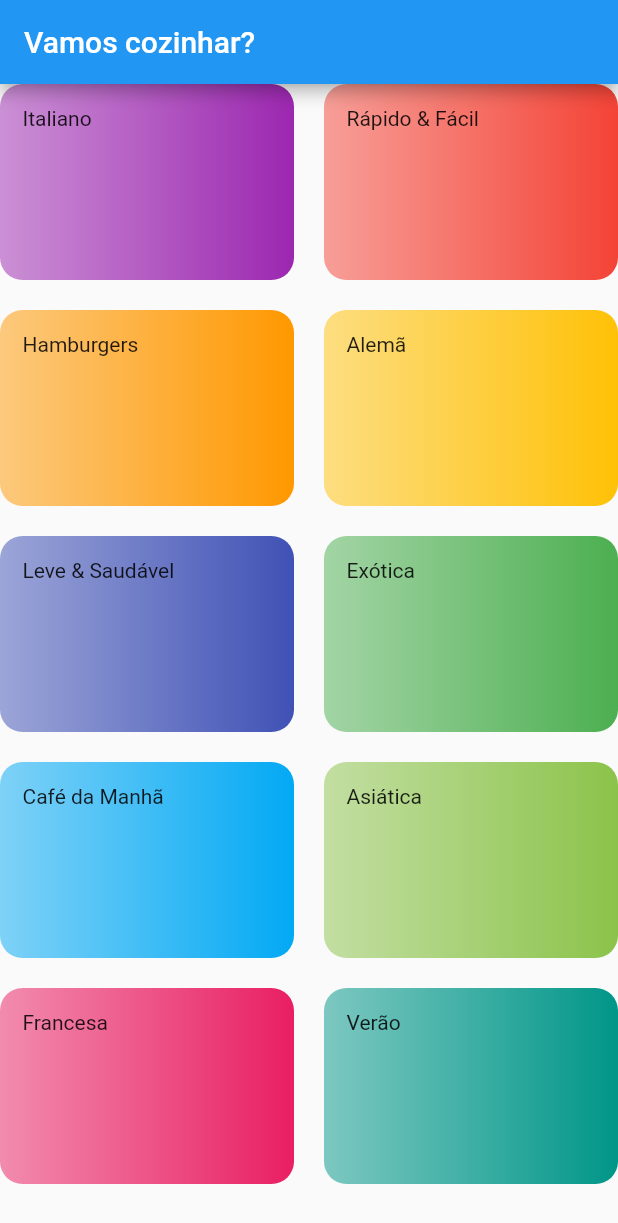
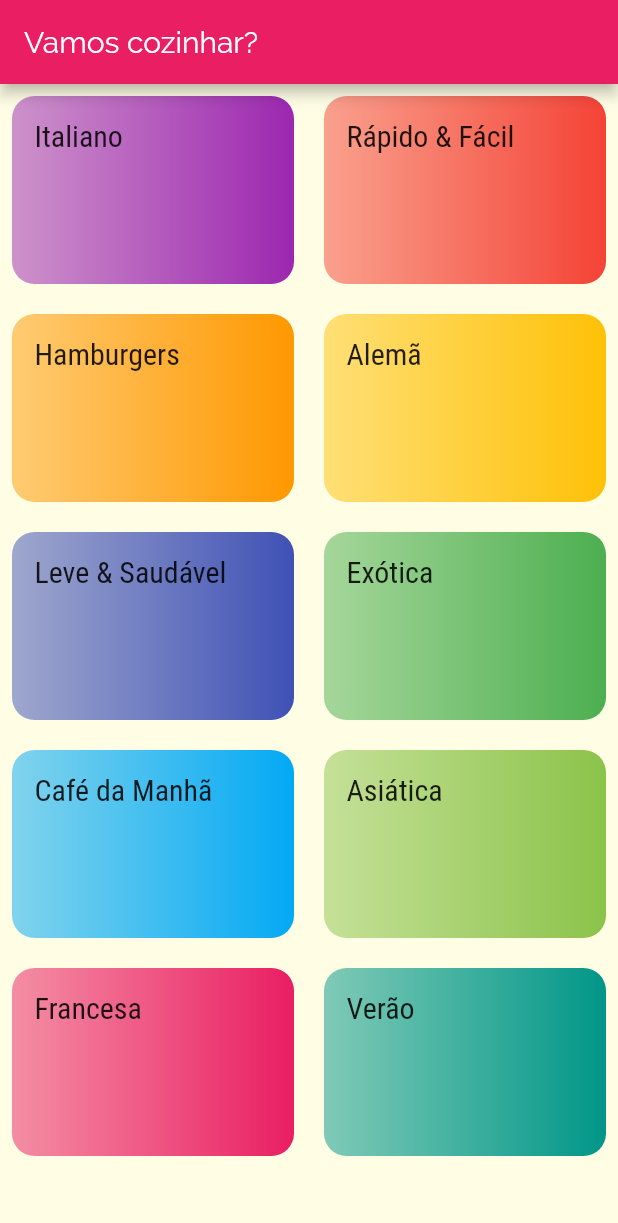
Before and after one commit to PBayma/meals, a Flutter app: the screen it shows after launch, on a phone screen of 412 x 824 dp. Shown: the top 1223 px of the screen. Run offline on Flutter 3.47's test engine with Material 2 defaults, Android fonts, the phone set to English and light mode, and no system bars.

Commit message:
Adding assets and setting themes

```diff
--- a/lib/components/category_item.dart
+++ b/lib/components/category_item.dart
@@ -11,7 +11,10 @@ class CategoryItem extends StatelessWidget {
   Widget build(BuildContext context) {
     return Container(
       padding: const EdgeInsets.all(15),
-      child: Text(category.title),
+      child: Text(
+        category.title,
+        style: Theme.of(context).textTheme.headline6,
+      ),
       decoration: BoxDecoration(
         gradient: LinearGradient(
           colors: [
--- a/lib/main.dart
+++ b/lib/main.dart
@@ -12,8 +12,16 @@ class MyApp extends StatelessWidget {
     return MaterialApp(
       title: 'Vamos Cozinhar',
       theme: ThemeData(
-        primarySwatch: Colors.blue,
-      ),
+          primarySwatch: Colors.pink,
+          accentColor: Colors.amber,
+          fontFamily: 'Raleway',
+          canvasColor: Color.fromRGBO(255, 254, 229, 1),
+          textTheme: ThemeData.light().textTheme.copyWith(
+                headline6: TextStyle(
+                  fontSize: 20,
+                  fontFamily: 'RobotoCondensed',
+                ),
+              )),
       home: CategoriesScreen(),
       debugShowCheckedModeBanner: false,
     );
--- a/lib/screens/categories_screen.dart
+++ b/lib/screens/categories_screen.dart
@@ -11,6 +11,7 @@ class CategoriesScreen extends StatelessWidget {
         title: Text('Vamos cozinhar?'),
       ),
       body: GridView(
+        padding: const EdgeInsets.all(8),
         gridDelegate: SliverGridDelegateWithMaxCrossAxisExtent(
           maxCrossAxisExtent: 200,
           childAspectRatio: 3 / 2,
```
Also changed, not shown: pubspec.yaml (+19 -12 lines), assets/fonts/Raleway-Black.ttf (added), assets/fonts/Raleway-Bold.ttf (added), assets/fonts/Raleway-Regular.ttf (added), assets/fonts/RobotoCondensed-Bold.ttf (added), assets/fonts/RobotoCondensed-Italic.ttf (added), assets/fonts/RobotoCondensed-Light.ttf (added), assets/fonts/RobotoCondensed-Regular.ttf (added).
